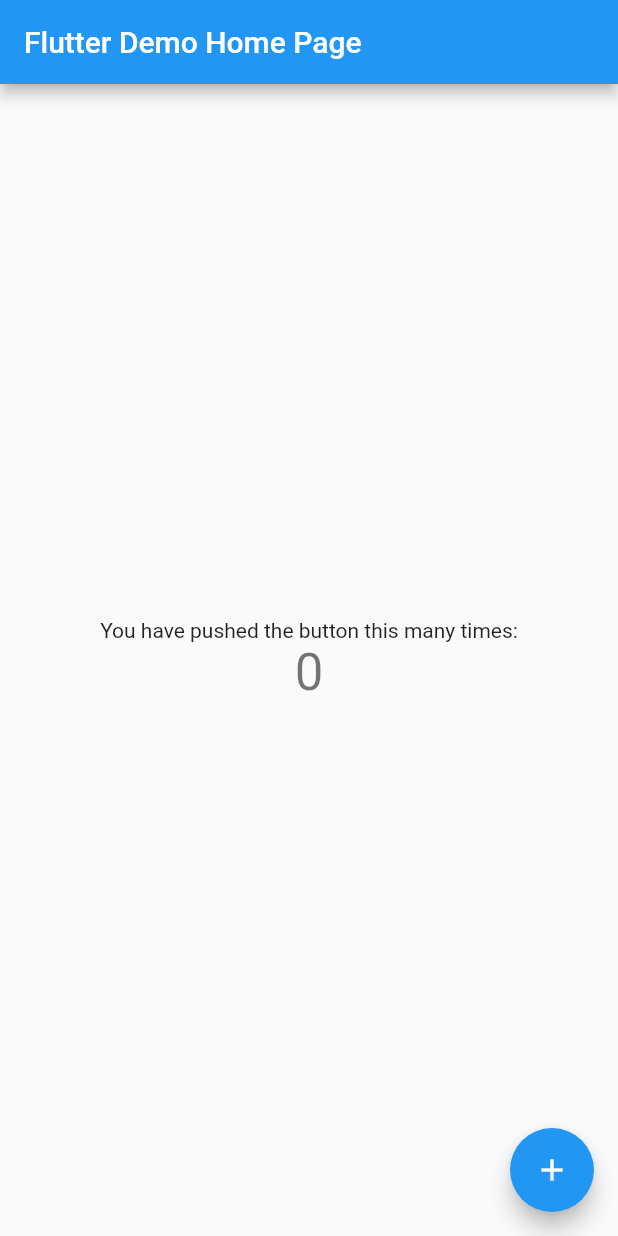
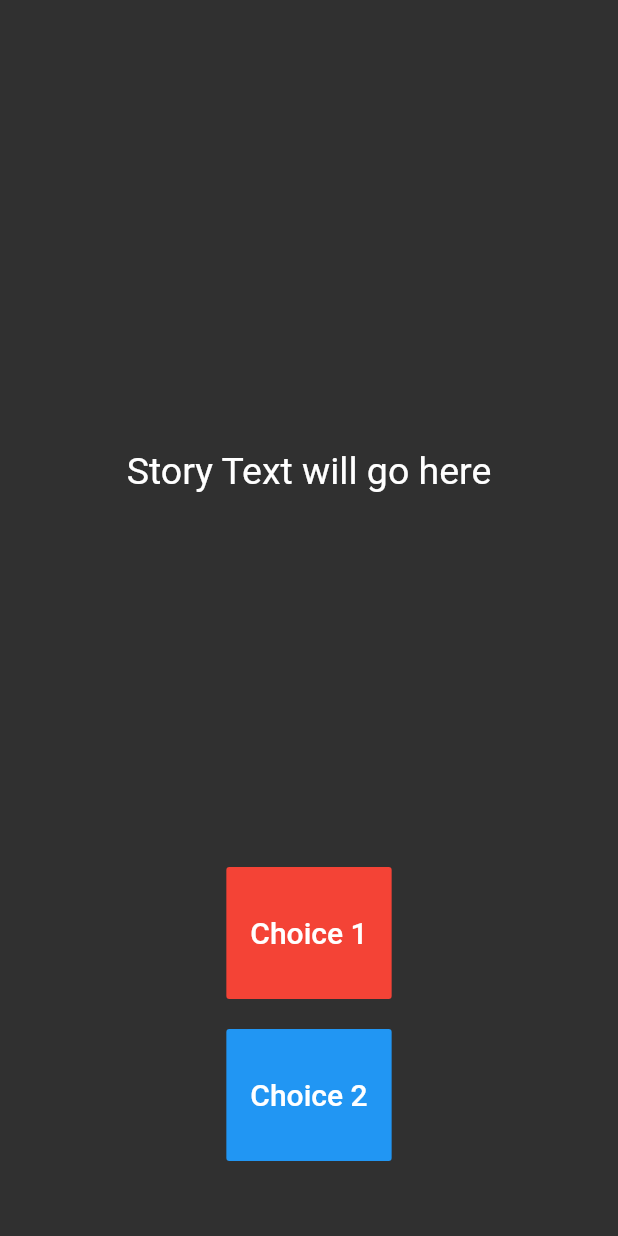
Before and after one commit to muhammad-hamza-shahid/pak_destini, a Flutter app: the screen it shows after launch, on a phone screen of 412 x 824 dp. Run offline on Flutter 3.47's test engine with Material 2 defaults, Android fonts, the phone set to English and light mode, and no system bars.

Commit message:
Synced the project with course

```diff
--- a/lib/main.dart
+++ b/lib/main.dart
@@ -1,117 +1,86 @@
 import 'package:flutter/material.dart';
 
+//TODO: Step 15 - Run the app and see if you can see the screen update with the first story. Delete this TODO if it looks as you expected.
+
 void main() {
-  runApp(MyApp());
+  runApp(PakDestini());
 }
 
-class MyApp extends StatelessWidget {
-  // This widget is the root of your application.
+class PakDestini extends StatelessWidget {
   @override
   Widget build(BuildContext context) {
     return MaterialApp(
-      title: 'Flutter Demo',
-      theme: ThemeData(
-        // This is the theme of your application.
-        //
-        // Try running your application with "flutter run". You'll see the
-        // application has a blue toolbar. Then, without quitting the app, try
-        // changing the primarySwatch below to Colors.green and then invoke
-        // "hot reload" (press "r" in the console where you ran "flutter run",
-        // or simply save your changes to "hot reload" in a Flutter IDE).
-        // Notice that the counter didn't reset back to zero; the application
-        // is not restarted.
-        primarySwatch: Colors.blue,
-        // This makes the visual density adapt to the platform that you run
-        // the app on. For desktop platforms, the controls will be smaller and
-        // closer together (more dense) than on mobile platforms.
-        visualDensity: VisualDensity.adaptivePlatformDensity,
-      ),
-      home: MyHomePage(title: 'Flutter Demo Home Page'),
+      theme: ThemeData.dark(),
+      home: StoryPage(),
     );
   }
 }
+//TODO: Step 9 - Create a new storyBrain object from the StoryBrain class.
 
-class MyHomePage extends StatefulWidget {
-  MyHomePage({Key key, this.title}) : super(key: key);
-
-  // This widget is the home page of your application. It is stateful, meaning
-  // that it has a State object (defined below) that contains fields that affect
-  // how it looks.
-
-  // This class is the configuration for the state. It holds the values (in this
-  // case the title) provided by the parent (in this case the App widget) and
-  // used by the build method of the State. Fields in a Widget subclass are
-  // always marked "final".
-
-  final String title;
-
+class StoryPage extends StatefulWidget {
   @override
-  _MyHomePageState createState() => _MyHomePageState();
+  _StoryPageState createState() => _StoryPageState();
 }
 
-class _MyHomePageState extends State<MyHomePage> {
-  int _counter = 0;
-
-  void _incrementCounter() {
-    setState(() {
-      // This call to setState tells the Flutter framework that something has
-      // changed in this State, which causes it to rerun the build method below
-      // so that the display can reflect the updated values. If we changed
-      // _counter without calling setState(), then the build method would not be
-      // called again, and so nothing would appear to happen.
-      _counter++;
-    });
-  }
-
+class _StoryPageState extends State<StoryPage> {
   @override
   Widget build(BuildContext context) {
-    // This method is rerun every time setState is called, for instance as done
-    // by the _incrementCounter method above.
-    //
-    // The Flutter framework has been optimized to make rerunning build methods
-    // fast, so that you can just rebuild anything that needs updating rather
-    // than having to individually change instances of widgets.
     return Scaffold(
-      appBar: AppBar(
-        // Here we take the value from the MyHomePage object that was created by
-        // the App.build method, and use it to set our appbar title.
-        title: Text(widget.title),
-      ),
-      body: Center(
-        // Center is a layout widget. It takes a single child and positions it
-        // in the middle of the parent.
-        child: Column(
-          // Column is also a layout widget. It takes a list of children and
-          // arranges them vertically. By default, it sizes itself to fit its
-          // children horizontally, and tries to be as tall as its parent.
-          //
-          // Invoke "debug painting" (press "p" in the console, choose the
-          // "Toggle Debug Paint" action from the Flutter Inspector in Android
-          // Studio, or the "Toggle Debug Paint" command in Visual Studio Code)
-          // to see the wireframe for each widget.
-          //
-          // Column has various properties to control how it sizes itself and
-          // how it positions its children. Here we use mainAxisAlignment to
-          // center the children vertically; the main axis here is the vertical
-          // axis because Columns are vertical (the cross axis would be
-          // horizontal).
-          mainAxisAlignment: MainAxisAlignment.center,
-          children: <Widget>[
-            Text(
-              'You have pushed the button this many times:',
+      body: Container(
+        //TODO: Step 1 - Add background.png to this Container as a background image.
+
+      padding: EdgeInsets.symmetric(vertical: 50,horizontal: 50),
+        constraints: BoxConstraints.expand(),
+        child: SafeArea(
+          child: Column(children: [
+            Expanded(flex:12,
+              child: Center(
+                child: Text(
+                  //TODO: Step 10 - use the storyBrain to get the first story title and display it in this Text Widget.
+                  "Story Text will go here",style: TextStyle(
+                  fontSize: 25.0,
+                ),),
+              ),),
+            Expanded(
+              flex: 2,
+              child: FlatButton(
+                onPressed: () {
+                  //Choice 1 made by user.
+                  //TODO: Step 18 - Call the nextStory() method from storyBrain and pass the number 1 as the choice made by the user.
+                },
+                color: Colors.red,
+                child: Text(
+                  //TODO: Step 13 - Use the storyBrain to get the text for choice 1.
+                  'Choice 1',
+                  style: TextStyle(
+                    fontSize: 20.0,
+                  ),
+                ),
+              ),
+            ), SizedBox(
+          height: 20.0,
+        ),
+          Expanded(
+            flex: 2,
+            //TODO: Step 26 - Use a Flutter Visibility Widget to wrap this FlatButton.
+            //TODO: Step 28 - Set the "visible" property of the Visibility Widget to equal the output from the buttonShouldBeVisible() method in the storyBrain.
+            child: FlatButton(
+              onPressed: () {
+                //Choice 2 made by user.
+                //TODO: Step 19 - Call the nextStory() method from storyBrain and pass the number 2 as the choice made by the user.
+              },
+              color: Colors.blue,
+              child: Text(
+                //TODO: Step 14 - Use the storyBrain to get the text for choice 2.
+                'Choice 2',
+                style: TextStyle(
+                  fontSize: 20.0,
+                ),
+              ),
             ),
-            Text(
-              '$_counter',
-              style: Theme.of(context).textTheme.headline4,
-            ),
-          ],
+          )],),
         ),
       ),
-      floatingActionButton: FloatingActionButton(
-        onPressed: _incrementCounter,
-        tooltip: 'Increment',
-        child: Icon(Icons.add),
-      ), // This trailing comma makes auto-formatting nicer for build methods.
     );
   }
 }
--- /dev/null
+++ b/lib/story.dart
@@ -0,0 +1,5 @@
+//TODO: Step 2 - Create a new class called Story.
+
+//TODO: Step 3 - Create 3 properties for this class, A. storyTitle to store the story text. B. choice1 to store the text for choice 1, C. choice2 to store the text for choice 2.
+
+//TODO: Step 4 - Create a Constructor for this class to be able to initialise the properties created in step 3.
--- a/pubspec.yaml
+++ b/pubspec.yaml
@@ -43,7 +43,8 @@
   # included with your application, so that you can use the icons in
   # the material Icons class.
   uses-material-design: true
-
+  assets:
+    - images/
   # To add assets to your application, add an assets section, like this:
   # assets:
   #   - images/a_dot_burr.jpeg
```
Also changed, not shown: lib/story_brain.dart (added, +59 -0 lines), images/background (1).png (added), 1 other file.
